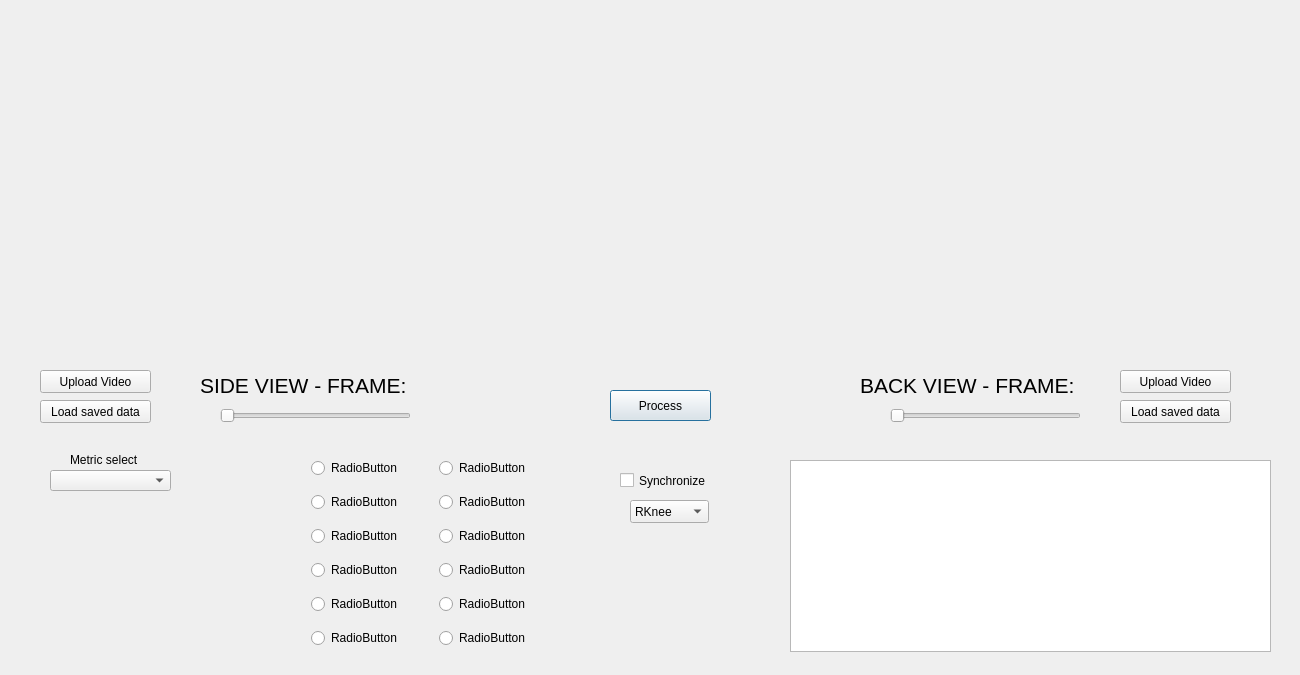
The window that src/run_analysis.ui (Radluy/Running-Gait-Analysis) describes before a commit, drawn with Qt 5.
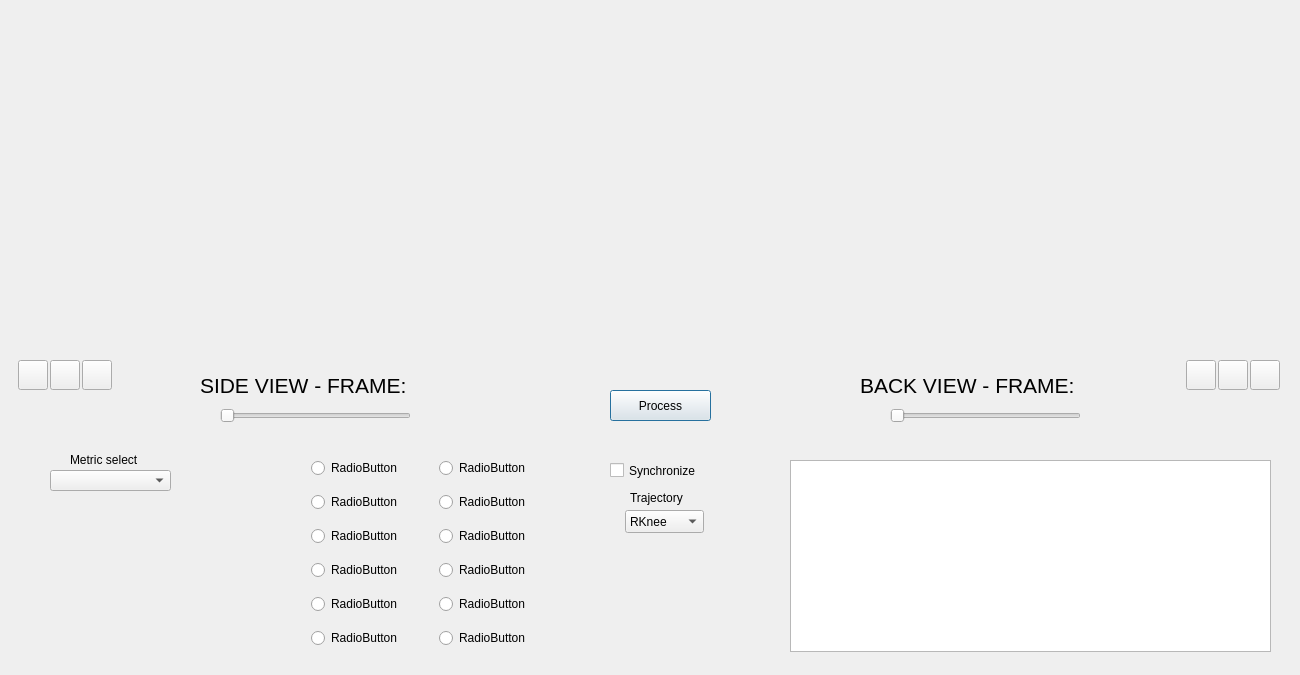
The same window after the commit.

Commit message: button icons, mediaplayer WIP

```diff
--- a/src/run_analysis.ui
+++ b/src/run_analysis.ui
@@ -363,8 +363,8 @@
   <widget class="QCheckBox" name="checkBox">
    <property name="geometry">
     <rect>
-     <x>620</x>
-     <y>470</y>
+     <x>610</x>
+     <y>460</y>
      <width>121</width>
      <height>21</height>
     </rect>
@@ -376,60 +376,84 @@
   <widget class="QPushButton" name="sideVideoUploadButton">
    <property name="geometry">
     <rect>
-     <x>40</x>
-     <y>370</y>
-     <width>111</width>
-     <height>23</height>
+     <x>18</x>
+     <y>360</y>
+     <width>30</width>
+     <height>30</height>
     </rect>
    </property>
    <property name="text">
-    <string>Upload Video</string>
+    <string/>
+   </property>
+   <property name="iconSize">
+    <size>
+     <width>33</width>
+     <height>33</height>
+    </size>
    </property>
   </widget>
   <widget class="QPushButton" name="sideDataUploadButton">
    <property name="geometry">
     <rect>
-     <x>40</x>
-     <y>400</y>
-     <width>111</width>
-     <height>23</height>
+     <x>50</x>
+     <y>360</y>
+     <width>30</width>
+     <height>30</height>
     </rect>
    </property>
    <property name="text">
-    <string>Load saved data</string>
+    <string/>
+   </property>
+   <property name="iconSize">
+    <size>
+     <width>28</width>
+     <height>28</height>
+    </size>
    </property>
   </widget>
   <widget class="QPushButton" name="backVideoUploadButton">
    <property name="geometry">
     <rect>
-     <x>1120</x>
-     <y>370</y>
-     <width>111</width>
-     <height>23</height>
+     <x>1186</x>
+     <y>360</y>
+     <width>30</width>
+     <height>30</height>
     </rect>
    </property>
    <property name="text">
-    <string>Upload Video</string>
+    <string/>
+   </property>
+   <property name="iconSize">
+    <size>
+     <width>33</width>
+     <height>33</height>
+    </size>
    </property>
   </widget>
   <widget class="QPushButton" name="backDataUploadButton">
    <property name="geometry">
     <rect>
-     <x>1120</x>
-     <y>400</y>
-     <width>111</width>
-     <height>23</height>
+     <x>1218</x>
+     <y>360</y>
+     <width>30</width>
+     <height>30</height>
     </rect>
    </property>
    <property name="text">
-    <string>Load saved data</string>
+    <string/>
+   </property>
+   <property name="iconSize">
+    <size>
+     <width>28</width>
+     <height>28</height>
+    </size>
    </property>
   </widget>
   <widget class="QComboBox" name="trajectoryPicker">
    <property name="geometry">
     <rect>
-     <x>630</x>
-     <y>500</y>
+     <x>625</x>
+     <y>510</y>
      <width>79</width>
      <height>23</height>
     </rect>
@@ -465,6 +489,63 @@
     </property>
    </item>
   </widget>
+  <widget class="QLabel" name="label">
+   <property name="geometry">
+    <rect>
+     <x>630</x>
+     <y>490</y>
+     <width>81</width>
+     <height>16</height>
+    </rect>
+   </property>
+   <property name="text">
+    <string>Trajectory</string>
+   </property>
+  </widget>
+  <widget class="QPushButton" name="playSideVideoButton">
+   <property name="geometry">
+    <rect>
+     <x>82</x>
+     <y>360</y>
+     <width>30</width>
+     <height>30</height>
+    </rect>
+   </property>
+   <property name="toolTip">
+    <string>Play video</string>
+   </property>
+   <property name="text">
+    <string/>
+   </property>
+   <property name="iconSize">
+    <size>
+     <width>26</width>
+     <height>26</height>
+    </size>
+   </property>
+  </widget>
+  <widget class="QPushButton" name="playBackVideoButton">
+   <property name="geometry">
+    <rect>
+     <x>1250</x>
+     <y>360</y>
+     <width>30</width>
+     <height>30</height>
+    </rect>
+   </property>
+   <property name="toolTip">
+    <string>Play video</string>
+   </property>
+   <property name="text">
+    <string/>
+   </property>
+   <property name="iconSize">
+    <size>
+     <width>26</width>
+     <height>26</height>
+    </size>
+   </property>
+  </widget>
  </widget>
  <resources/>
  <connections/>
```
Left out of the diff: 21 changed lines with no effect on the pictures. The commit also changes 1 other file.
